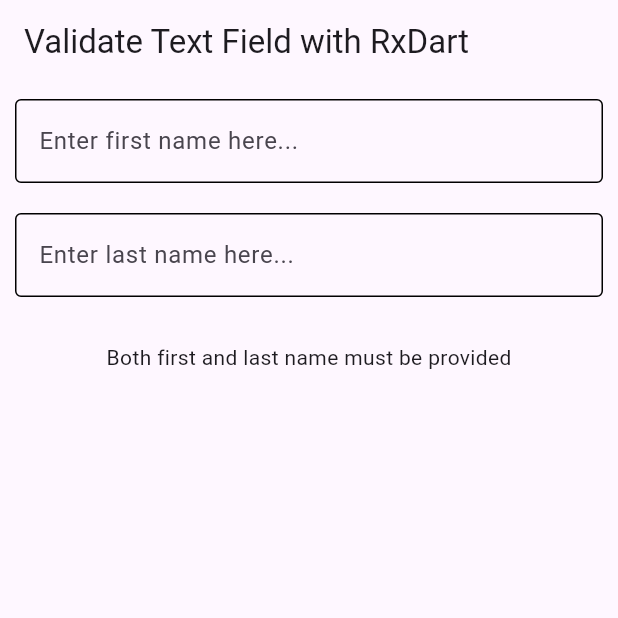
After one commit to gaurishankar007/Flutter-State-Management, a Flutter app: the TextFieldValidationPage screen opened by its route, on a phone screen of 412 x 824 dp, the top half of it. The commit adds this screen. Run offline on Flutter 3.47's test engine with Material 3 defaults, Android fonts, the phone set to English and light mode, and no system bars; our stand-ins replace flutter_bloc, flutter_riverpod, go_router, rxdart.

Commit message:
feat: Text Field validation with Rx Dart

```diff
--- a/lib/main.dart
+++ b/lib/main.dart
@@ -6,12 +6,8 @@
 import 'routes/go_router.dart';
 
 void main() {
-  runApp(
-    /// Provider scope will provide access to riverpod provides across the widget tree
-    const ProviderScope(
-      child: InheritedApp(),
-    ),
-  );
+  /// Provider scope will provide access to riverpod provides across the widget tree
+  runApp(const ProviderScope(child: InheritedApp()));
 }
 
 class InheritedApp extends StatelessWidget {
--- a/lib/routes/go_router.dart
+++ b/lib/routes/go_router.dart
@@ -17,6 +17,7 @@
 import '../rxDart/pages/state_streaming.dart';
 import '../rxDart/pages/stream_combination.dart';
 import '../rxDart/pages/string_streaming.dart';
+import '../rxDart/pages/text_field_validation.dart';
 import '../screens/flutter_in_built.dart';
 import '../screens/flutter_package.dart';
 import '../screens/home.dart';
@@ -30,9 +31,16 @@
   return GoRouter(
     navigatorKey: rootNavigatorKey,
     initialLocation: "/flutter",
-    errorBuilder: (context, state) => errorScreen(state.error.toString()),
+    errorBuilder: (context, state) => Scaffold(
+      body: SafeArea(
+        child: Center(
+          child: Text(state.error.toString()),
+        ),
+      ),
+    ),
     observers: [GoRouterObserver()],
     routes: [
+      /// <====== Navigator ======>
       ShellRoute(
         builder: (context, state, child) => Home(child: child),
         routes: [
@@ -53,6 +61,8 @@
           ),
         ],
       ),
+
+      /// <====== State Management With In Built Flutter Methods And Functions ======>
       GoRoute(
         path: "/inheritedWidget/:title",
         name: "inheritedWidget",
@@ -77,6 +87,9 @@
           return InheritedNotifierPage(title: title);
         },
       ),
+
+      /// <====== State Management With Packages ======>
+      /// <====== Provider ======>
       GoRoute(
         path: "/provider",
         name: "provider",
@@ -90,11 +103,15 @@
           return "/login";
         },
       ),
+
+      /// <====== Bloc ======>
       GoRoute(
         path: "/bloc",
         name: "bloc",
         builder: (context, state) => const BlocPage(),
       ),
+
+      /// <====== Riverpod ======>
       GoRoute(
         path: "/riverpod",
         name: "riverpod",
@@ -125,6 +142,8 @@
         name: "state notifier provider",
         builder: (context, state) => const FilmStateNotifierProviderPage(),
       ),
+
+      /// <====== Rx Dart ======>
       GoRoute(
         path: "/rxDart",
         name: "rxDart",
@@ -150,12 +169,11 @@
         name: "filter streaming",
         builder: (context, state) => const FilterStreamingPage(),
       ),
+      GoRoute(
+        path: "/textFieldValidation",
+        name: "text field validation",
+        builder: (context, state) => const TextFieldValidationPage(),
+      ),
     ],
   );
 }
-
-Widget errorScreen(String error) => Scaffold(
-      body: SafeArea(
-        child: Center(child: Text(error)),
-      ),
-    );
--- a/lib/rxDart/pages/rx_dart_page.dart
+++ b/lib/rxDart/pages/rx_dart_page.dart
@@ -17,19 +17,26 @@
               child: const Text("Stream Combination"),
             ),
             const SizedBox(height: 30),
+            const Text("Behavior Subject Functionalities"),
+            const SizedBox(height: 10),
             ElevatedButton(
               onPressed: () => context.push("/stringStreaming"),
-              child: const Text("String Streaming (BehaviorSubject)"),
+              child: const Text("String Streaming"),
             ),
             const SizedBox(height: 30, width: double.maxFinite),
             ElevatedButton(
               onPressed: () => context.push("/stateStreaming"),
-              child: const Text("State Streaming (BehaviorSubject)"),
+              child: const Text("State Streaming"),
             ),
             const SizedBox(height: 30),
             ElevatedButton(
               onPressed: () => context.push("/filterStreaming"),
-              child: const Text("Filter Streaming (Behavior Subject)"),
+              child: const Text("Filter Streaming"),
+            ),
+            const SizedBox(height: 30),
+            ElevatedButton(
+              onPressed: () => context.push("/textFieldValidation"),
+              child: const Text("Text Field Validation"),
             ),
           ],
         ),
--- /dev/null
+++ b/lib/rxDart/pages/text_field_validation.dart
@@ -0,0 +1,65 @@
+import 'package:flutter/material.dart';
+
+import '../rxBloc/textForm/text_field_bloc.dart';
+import '../widgets/async_snapshot_builder.dart';
+
+class TextFieldValidationPage extends StatefulWidget {
+  const TextFieldValidationPage({super.key});
+
+  @override
+  State<TextFieldValidationPage> createState() => _TextFieldValidationPageState();
+}
+
+class _TextFieldValidationPageState extends State<TextFieldValidationPage> {
+  late final TextFieldBloc bloc;
+
+  @override
+  void initState() {
+    super.initState();
+    bloc = TextFieldBloc();
+  }
+
+  @override
+  void dispose() {
+    bloc.dispose();
+    super.dispose();
+  }
+
+  @override
+  Widget build(BuildContext context) {
+    return Scaffold(
+      appBar: AppBar(title: const Text('Validate Text Field with RxDart')),
+      body: Padding(
+        padding: const EdgeInsets.all(10),
+        child: Column(
+          children: [
+            TextField(
+              onChanged: bloc.setFirstName.add,
+              decoration: const InputDecoration(
+                hintText: 'Enter first name here...',
+                enabledBorder: OutlineInputBorder(),
+                focusedBorder: OutlineInputBorder(),
+              ),
+            ),
+            const SizedBox(height: 20),
+            TextField(
+              onChanged: bloc.setLastName.add,
+              decoration: const InputDecoration(
+                hintText: 'Enter last name here...',
+                enabledBorder: OutlineInputBorder(),
+                focusedBorder: OutlineInputBorder(),
+              ),
+            ),
+            const SizedBox(height: 30),
+            AsyncSnapshotBuilder<String>(
+              stream: bloc.fullName,
+              onActive: (context, String? value) {
+                return Text(value ?? '');
+              },
+            )
+          ],
+        ),
+      ),
+    );
+  }
+}
--- /dev/null
+++ b/lib/rxDart/rxBloc/textForm/text_field_bloc.dart
@@ -0,0 +1,43 @@
+import 'package:flutter/foundation.dart' show immutable;
+import 'package:rxdart/rxdart.dart';
+
+@immutable
+class TextFieldBloc {
+  final Sink<String?> setFirstName; // write-only
+  final Sink<String?> setLastName; // write-only
+  final Stream<String> fullName;
+
+  const TextFieldBloc._({
+    required this.setFirstName,
+    required this.setLastName,
+    required this.fullName,
+  });
+
+  void dispose() {
+    setFirstName.close();
+    setLastName.close();
+  }
+
+  factory TextFieldBloc() {
+    final firstNameSubject = BehaviorSubject<String?>();
+    final lastNameSubject = BehaviorSubject<String?>();
+
+    final Stream<String> fullName = Rx.combineLatest2(
+      firstNameSubject.startWith(null),
+      lastNameSubject.startWith(null),
+      (String? firstName, String? lastName) {
+        if (firstName != null && firstName.isNotEmpty && lastName != null && lastName.isNotEmpty) {
+          return '$firstName $lastName';
+        } else {
+          return 'Both first and last name must be provided';
+        }
+      },
+    );
+
+    return TextFieldBloc._(
+      setFirstName: firstNameSubject.sink,
+      setLastName: lastNameSubject.sink,
+      fullName: fullName,
+    );
+  }
+}
--- /dev/null
+++ b/lib/rxDart/widgets/async_snapshot_builder.dart
@@ -0,0 +1,46 @@
+import 'package:flutter/material.dart';
+
+typedef AsyncSnapshotBuilderCallback<T> = Widget Function(
+  BuildContext context,
+  T? value,
+);
+
+class AsyncSnapshotBuilder<T> extends StatelessWidget {
+  final Stream<T> stream;
+  final AsyncSnapshotBuilderCallback<T>? onNone;
+  final AsyncSnapshotBuilderCallback<T>? onWaiting;
+  final AsyncSnapshotBuilderCallback<T>? onActive;
+  final AsyncSnapshotBuilderCallback<T>? onDone;
+
+  const AsyncSnapshotBuilder({
+    super.key,
+    required this.stream,
+    this.onNone,
+    this.onWaiting,
+    this.onActive,
+    this.onDone,
+  });
+
+  @override
+  Widget build(BuildContext context) {
+    return StreamBuilder<T>(
+      stream: stream,
+      builder: (context, snapshot) {
+        switch (snapshot.connectionState) {
+          case ConnectionState.none:
+            final callback = onNone ?? (_, __) => const SizedBox();
+            return callback(context, snapshot.data);
+          case ConnectionState.waiting:
+            final callback = onWaiting ?? (_, __) => const CircularProgressIndicator();
+            return callback(context, snapshot.data);
+          case ConnectionState.active:
+            final callback = onActive ?? (_, __) => const SizedBox();
+            return callback(context, snapshot.data);
+          case ConnectionState.done:
+            final callback = onDone ?? (_, __) => const SizedBox();
+            return callback(context, snapshot.data);
+        }
+      },
+    );
+  }
+}
```
